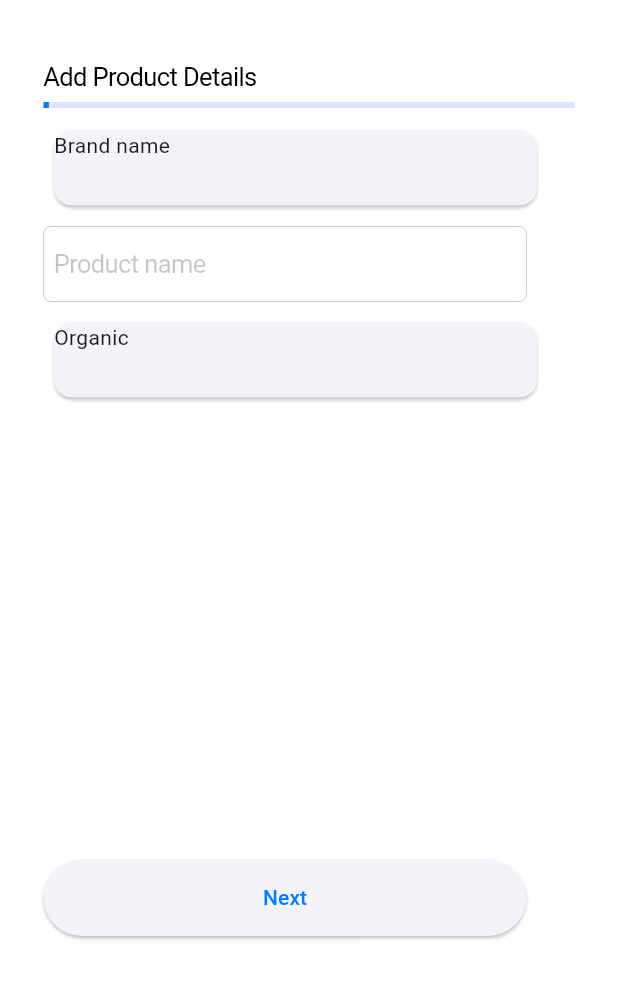
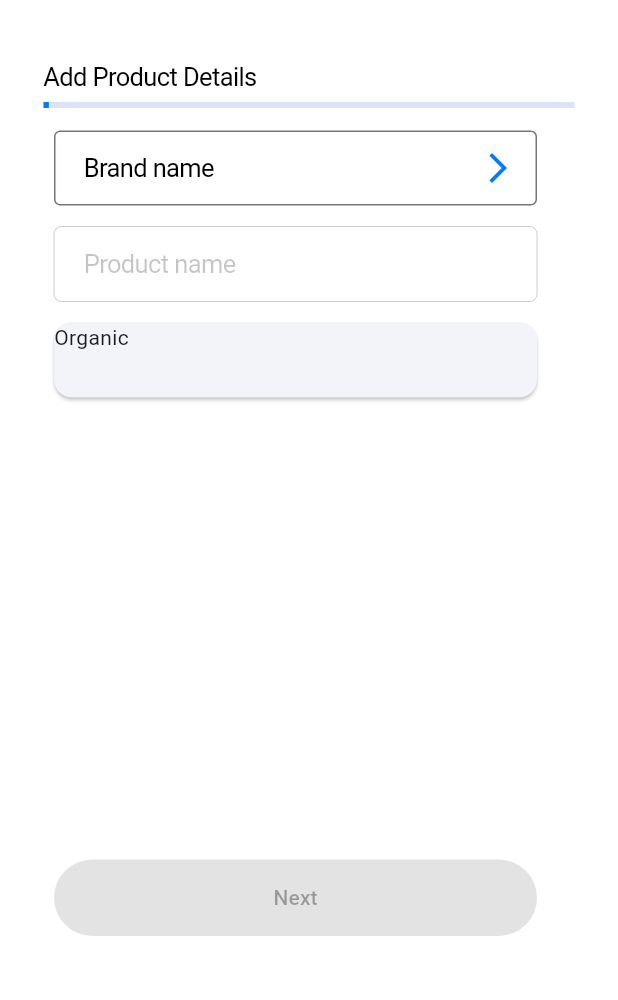
Before and after one commit to LastMinuteName/Healthr, a Flutter app: the ChooseCategoryPage screen opened directly, after a tap on "Food & Drinks", on a phone screen of 412 x 824 dp, the part 48-1048 px from its top. Run offline on Flutter 3.47's test engine with Material 3 defaults, Android fonts, the phone set to English and light mode, and no system bars; missing offline and left inert: mobile_scanner; generated files the repository leaves out were written again.

Commit message:
set cards implied margin to 0 to fix overflow issue

```diff
--- a/lib/pages/product_add/product_details_page.dart
+++ b/lib/pages/product_add/product_details_page.dart
@@ -1,6 +1,7 @@
 import 'package:flutter/cupertino.dart';
 import 'package:flutter/material.dart';
 import 'package:flutter_gen/gen_l10n/app_localizations.dart';
+import 'package:healthr/widgets/bordered_card.dart';
 import 'package:provider/provider.dart';
 import '../../models/product_add_model.dart';
 
@@ -48,24 +49,39 @@ class ProductDetailsPage extends StatelessWidget {
             SizedBox(
               height: 15,
             ),
-            Card(
-              margin: EdgeInsets.fromLTRB(7, 0, 0, 0),
-              child: SizedBox(
+            Row(
+              children: [
+                SizedBox(
+                  width: 7,
+                ),
+                BorderedCard(
+                  onTap: () {},
+                  radius: 4,
+                  height: 50,
                   width: 322,
-                height: 50,
-                child: Text(AppLocalizations.of(context)!.brandNamePlaceholder),
+                  title: AppLocalizations.of(context)!.brandNamePlaceholder,
+                  trailing: Icon(Icons.arrow_forward_ios_outlined),
                 ),
+              ]
             ),
             SizedBox(
               height: 14,
+            ),
+            Row(
+                children: [
+                  SizedBox(
+                    width: 7,
                   ),
                   SizedBox(
                     width: 322,
                     height: 50,
                     child: CupertinoTextField(
+                      padding: EdgeInsets.fromLTRB(20, 8, 8, 8),
                       controller: pageState.productNameController,
                       placeholder: AppLocalizations.of(context)!.productNamePlaceholder,
                     ),
+                  ),
+                ]
             ),
             SizedBox(
               height: 14,
@@ -81,13 +97,20 @@ class ProductDetailsPage extends StatelessWidget {
             SizedBox(
               height: 308,
             ),
+            Row(
+              children: [
+                SizedBox(
+                  width: 7,
+                ),
                 SizedBox(
                   width: 322,
                   height: 51,
                   child: ElevatedButton(
-                  onPressed: () {},
+                    onPressed: true ? null : () {},
                     child: Text(AppLocalizations.of(context)!.nextButtonText)
                   ),
+                ),
+              ],
             ),
           ]
         ),
--- a/lib/widgets/bordered_card.dart
+++ b/lib/widgets/bordered_card.dart
@@ -11,6 +11,7 @@ class BorderedCard extends StatelessWidget {
     this.width,
     this.radius,
     this.onTap,
+    this.trailing,
   });
 
   String title;
@@ -19,6 +20,7 @@ class BorderedCard extends StatelessWidget {
   double? height;
   double? width;
   double? radius;
+  Widget? trailing;
   VoidCallback? onTap;
 
   @override
@@ -31,6 +33,7 @@ class BorderedCard extends StatelessWidget {
       child: Card(
         elevation: 0,
         color: Colors.transparent,
+        margin: EdgeInsets.all(0),
         shape: RoundedRectangleBorder(
           side: BorderSide(
             color: Theme.of(context).colorScheme.outline,
@@ -42,12 +45,12 @@ class BorderedCard extends StatelessWidget {
           borderRadius: borderRadius,
           child: Column(
             mainAxisAlignment: MainAxisAlignment.center,
-              crossAxisAlignment: CrossAxisAlignment.center,
             children: [
               CupertinoListTile(
                 title: Text(title),
-                  subtitle: Text(subtitle!),
-                  leading: Icon(icon!),
+                subtitle: subtitle != null ? Text(subtitle!) : null,
+                leading: icon != null ? Icon(icon!) : null,
+                trailing: trailing,
               ),
             ]
           ),
```
Lines whose indentation alone changed are shown as unchanged.
